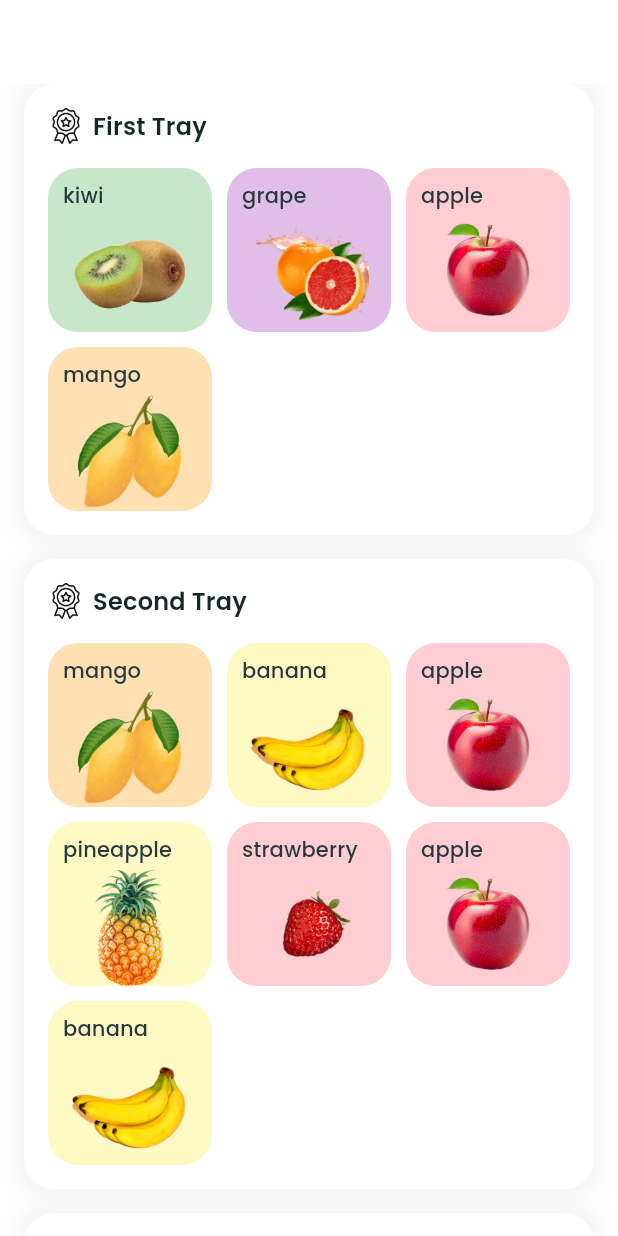
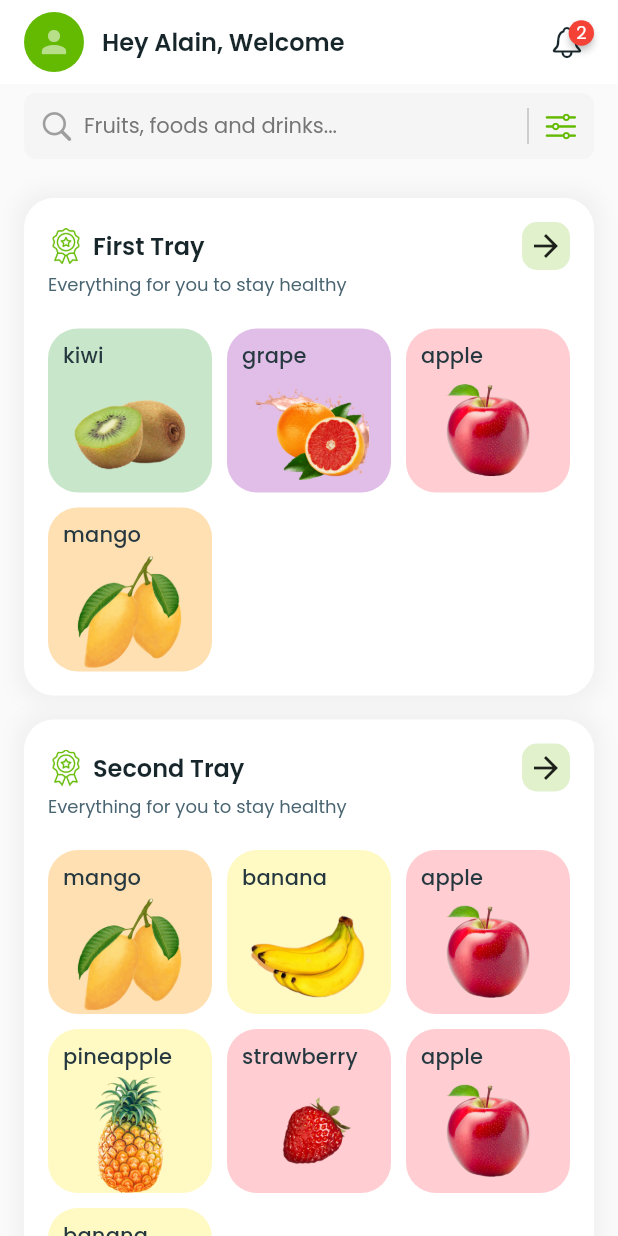
Before and after one commit to AlainMk/Twaiv-Test, a Flutter app: the screen it shows after launch, on a phone screen of 412 x 824 dp. Run offline on Flutter 3.47's test engine with Material 3 defaults, Android fonts, the phone set to English and light mode, and no system bars; drawn by our look-alikes of badges; our stand-ins replace get_it, google_fonts, rxdart, shared_preferences.

Commit message:
feat: add app bar header and a search bar

```diff
--- a/lib/main.dart
+++ b/lib/main.dart
@@ -16,8 +16,9 @@ class MyApp extends StatelessWidget {
   @override
   Widget build(BuildContext context) {
     return MaterialApp(
-      title: 'Flutter Demo',
+      title: 'Twaiv Demo',
       theme: TwaivTheme.light(),
+      debugShowCheckedModeBanner: false,
       home: const HomeScreen(),
     );
   }
--- a/lib/pages/home.dart
+++ b/lib/pages/home.dart
@@ -3,6 +3,8 @@ import 'package:twaiv_test/data/api/fake_data.dart';
 import 'package:twaiv_test/data/model/tray.dart';
 import 'package:twaiv_test/pages/tray_item.dart';
 import 'package:twaiv_test/theme/spacing.dart';
+import 'package:twaiv_test/widgets/app_bar.dart';
+import 'package:twaiv_test/widgets/search_box.dart';
 
 class HomeScreen extends StatelessWidget {
   const HomeScreen({super.key});
@@ -11,8 +13,14 @@ class HomeScreen extends StatelessWidget {
   Widget build(BuildContext context) {
     final trays = Tray.fromJsonList(fakeTrays);
     return Scaffold(
-      appBar: AppBar(),
-      body: ListView.separated(
+      appBar: AppBar(title: const AppBarHeader()),
+      body: Column(
+        children: [
+          const SizedBox(height: TwaivSpacing.small),
+          const SearchBox(),
+          Expanded(
+            child: ListView.separated(
+              padding: const EdgeInsets.symmetric(vertical: TwaivSpacing.large),
               itemBuilder: (context, index) {
                 return TrayItem(tray: trays[index]);
               },
@@ -21,6 +29,9 @@ class HomeScreen extends StatelessWidget {
                 return const SizedBox(height: TwaivSpacing.large);
               },
             ),
+          ),
+        ],
+      ),
     );
   }
 }
--- a/lib/pages/tray_item.dart
+++ b/lib/pages/tray_item.dart
@@ -34,15 +34,32 @@ class TrayItem extends StatelessWidget {
               Image.asset(
                 TwaivImages.badgeIcon,
                 width: 24,
+                color: Theme.of(context).primaryColor,
               ),
               const SizedBox(width: TwaivSpacing.small),
-              Text(
-                tray.name,
-                style: Theme.of(context).textTheme.titleMedium,
+              Expanded(
+                child: Text(
+                  tray.name,
+                  style: Theme.of(context).textTheme.titleMedium,
+                ),
               ),
+              Container(
+                height: 32,
+                width: 32,
+                decoration: BoxDecoration(
+                  color: Theme.of(context).primaryColor.withOpacity(0.2),
+                  borderRadius: BorderRadius.circular(TwaivBorderRadius.normal),
+                ),
+                child: const Icon(Icons.arrow_forward),
+              )
             ],
           ),
-          const SizedBox(height: TwaivSpacing.large),
+          const SizedBox(height: TwaivSpacing.none),
+          Text(
+            'Everything for you to stay healthy',
+            style: Theme.of(context).textTheme.bodySmall,
+          ),
+          const SizedBox(height: TwaivSpacing.largeL),
           _contentFruitsList(),
         ],
       ),
@@ -57,6 +74,7 @@ class TrayItem extends StatelessWidget {
         mainAxisSpacing: TwaivSpacing.medium,
         childAspectRatio: 1,
       ),
+      padding: EdgeInsets.zero,
       shrinkWrap: true,
       physics: const ScrollPhysics(),
       itemBuilder: (context, index) {
--- a/lib/theme/colors.dart
+++ b/lib/theme/colors.dart
@@ -2,8 +2,8 @@ import 'package:flutter/material.dart';
 
 class TwaivColors {
   const TwaivColors._();
-  static const primary = Color(0xFF1e51d1);
-  static const secondary = Color(0xFF1e51d1);
+  static const primary = Color(0xFF63BA01);
+  static const secondary = Color(0xFF63BA01);
 
   static const Color notWhite = Color(0xFFEDF0F2);
   static const Color nearlyWhite = Color(0xFFFEFEFE);
--- a/lib/theme/theme.dart
+++ b/lib/theme/theme.dart
@@ -7,16 +7,18 @@ class TwaivTheme {
   /// Light default theme color scheme
   static ThemeData light() {
     return ThemeData(
-      colorScheme: const ColorScheme.light(
+      colorScheme: const ColorScheme.light().copyWith(
         primary: TwaivColors.primary,
         secondary: TwaivColors.secondary,
         error: TwaivColors.red,
       ),
+      primaryColor: TwaivColors.primary,
       appBarTheme: const AppBarTheme(
         backgroundColor: TwaivColors.white,
         elevation: 0,
       ),
       textTheme: TexFonts.textTheme,
+      useMaterial3: false,
     );
   }
 }
--- /dev/null
+++ b/lib/widgets/app_bar.dart
@@ -0,0 +1,59 @@
+import 'package:badges/badges.dart';
+import 'package:flutter/cupertino.dart';
+import 'package:flutter/material.dart' hide Badge;
+import 'package:twaiv_test/theme/spacing.dart';
+
+/// [AppBarHeader] is a widget that displays the header of the home screen.
+class AppBarHeader extends StatelessWidget {
+  /// constructor
+  const AppBarHeader({super.key});
+
+  @override
+  Widget build(BuildContext context) {
+    return Row(
+      children: [
+        CircleAvatar(
+          backgroundColor: Theme.of(context).primaryColor,
+          child: const Icon(
+            Icons.person,
+            color: Colors.white54,
+          ),
+        ),
+        const SizedBox(width: TwaivSpacing.normal),
+        Expanded(
+          child: Column(
+            crossAxisAlignment: CrossAxisAlignment.start,
+            children: [
+              GestureDetector(
+                onTap: () {},
+                child: Row(
+                  children: [
+                    Text(
+                      'Hey Alain, Welcome',
+                      style: Theme.of(context).textTheme.titleMedium,
+                    ),
+                  ],
+                ),
+              )
+            ],
+          ),
+        ),
+        Badge(
+          badgeContent: Text(
+            '2',
+            style: Theme.of(context)
+                .textTheme
+                .bodySmall!
+                .copyWith(color: Colors.white),
+          ),
+          position: BadgePosition.topEnd(end: -6),
+          child: Icon(
+            CupertinoIcons.bell,
+            color: Theme.of(context).textTheme.titleMedium!.color,
+          ),
+        ),
+        const SizedBox(width: TwaivSpacing.small),
+      ],
+    );
+  }
+}
--- /dev/null
+++ b/lib/widgets/search_box.dart
@@ -0,0 +1,61 @@
+import 'package:flutter/cupertino.dart';
+import 'package:flutter/material.dart';
+import 'package:twaiv_test/theme/border_radius.dart';
+import 'package:twaiv_test/theme/spacing.dart';
+
+/// {@template search_box}
+/// Search box widget
+/// {@endtemplate}
+class SearchBox extends StatelessWidget {
+  /// {@macro search_box}
+  const SearchBox({super.key});
+
+  @override
+  Widget build(BuildContext context) {
+    return Container(
+      margin: const EdgeInsets.only(
+        left: TwaivSpacing.large,
+        right: TwaivSpacing.large,
+        bottom: TwaivSpacing.medium,
+      ),
+      padding: const EdgeInsets.all(TwaivBorderRadius.normal),
+      decoration: BoxDecoration(
+        color: Colors.grey.shade100,
+        borderRadius: BorderRadius.circular(8),
+      ),
+      child: IntrinsicHeight(
+        child: Row(
+          children: [
+            const Icon(
+              CupertinoIcons.search,
+              color: Colors.grey,
+            ),
+            const SizedBox(width: 6),
+            Expanded(
+              child: InkWell(
+                onTap: () {},
+                child: Text(
+                  'Fruits, foods and drinks...',
+                  overflow: TextOverflow.ellipsis,
+                  style: TextStyle(color: Colors.grey.shade600),
+                ),
+              ),
+            ),
+            VerticalDivider(
+              color: Colors.grey.withOpacity(0.6),
+              width: 20,
+              thickness: 1,
+            ),
+            GestureDetector(
+              onTap: () {},
+              child: Icon(
+                CupertinoIcons.slider_horizontal_3,
+                color: Theme.of(context).primaryColor,
+              ),
+            )
+          ],
+        ),
+      ),
+    );
+  }
+}
--- a/pubspec.yaml
+++ b/pubspec.yaml
@@ -16,6 +16,7 @@ dependencies:
   shared_preferences: ^2.2.2
   flutter_bloc: ^8.1.3
   rxdart: ^0.27.7
+  badges: ^3.1.2
 
 dev_dependencies:
   flutter_test:
```
Also changed, not shown: pubspec.lock. Lines whose indentation alone changed are shown as unchanged.
